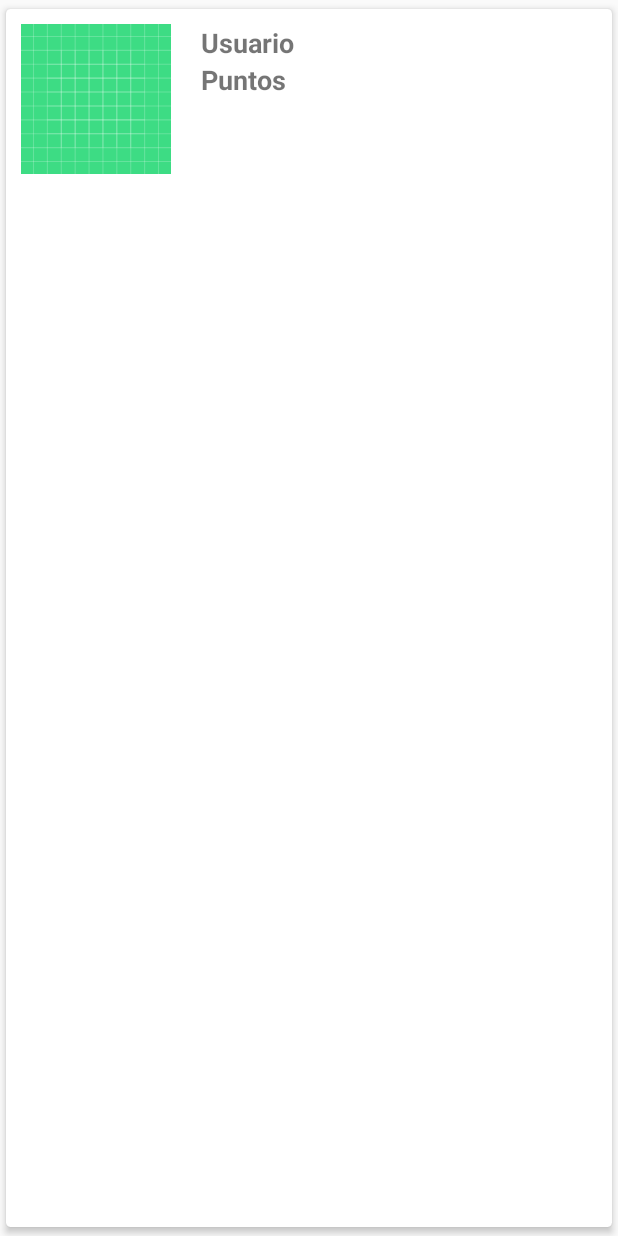
After one commit to vcarlos97/PruebaA, an Android app: the layout lista_estadisticas.xml on its own in the app's theme, with its tools: preview values and no code run, on a phone screen of 412 x 824 dp. The commit adds this screen. Run offline under Robolectric (Android 15) with nearby library versions, the light colour scheme and no system bars.

Commit message:
Estadisticas Funcionando

```diff
--- a/app/build.gradle
+++ b/app/build.gradle
@@ -40,5 +40,6 @@ dependencies {
     implementation 'com.squareup.okhttp3:logging-interceptor:4.7.1'
     implementation "com.android.support:recyclerview-v7:29.0.0"
     implementation 'com.google.android.material:material:1.0.0'
+    implementation 'com.squareup.picasso:picasso:2.71828'
 
 }
--- a/app/src/main/java/edu/upc/login/API.java
+++ b/app/src/main/java/edu/upc/login/API.java
@@ -24,7 +24,7 @@ public interface API {
     Call<Void> deleteTrack (@Path("id") String id);
 */
 @GET("game/ranking")
-Call <RankingRespuesta> getRanking();
+Call <List<Ranking>> getRanking();
 
 @POST("auth/login")
     Call<LoginCredentials> login(@Body LoginCredentials loginCredentials);
--- a/app/src/main/java/edu/upc/login/Adaptadores/AdapterItem.java
+++ b/app/src/main/java/edu/upc/login/Adaptadores/AdapterItem.java
@@ -18,6 +18,7 @@ public class AdapterItem extends RecyclerView.Adapter<AdapterItem.ViewHolder> im
 
     LayoutInflater inflater;
     ArrayList<Item> model;
+
 
     //listener
     private View.OnClickListener listener;
--- a/app/src/main/java/edu/upc/login/Fragments/MainFragment.java
+++ b/app/src/main/java/edu/upc/login/Fragments/FragmentHome.java
@@ -11,7 +11,7 @@ import androidx.fragment.app.Fragment;
 
 import edu.upc.login.R;
 
-public class MainFragment extends Fragment {
+public class FragmentHome extends Fragment {
     @Nullable
     @Override
     public View onCreateView(@NonNull LayoutInflater inflater, @Nullable ViewGroup container, @Nullable Bundle savedInstanceState) {
--- a/app/src/main/java/edu/upc/login/Fragments/DetalleItemFragment.java
+++ b/app/src/main/java/edu/upc/login/Fragments/FragmentItemDetalle.java
@@ -16,7 +16,7 @@ import edu.upc.login.R;
 
 
 
-public class DetalleItemFragment extends Fragment {
+public class FragmentItemDetalle extends Fragment {
     TextView nombreDetalle;
     ImageView imagenDetalle;
     @Nullable
--- /dev/null
+++ b/app/src/main/res/layout/lista_estadisticas.xml
@@ -0,0 +1,56 @@
+<?xml version="1.0" encoding="utf-8"?>
+<androidx.cardview.widget.CardView
+    xmlns:android="http://schemas.android.com/apk/res/android"
+    xmlns:app="http://schemas.android.com/apk/res-auto"
+    android:layout_width="match_parent"
+    android:layout_height="match_parent"
+    android:orientation="vertical"
+    app:cardCornerRadius="3dp"
+    app:cardElevation="3dp"
+    app:cardUseCompatPadding="true"
+    >
+    <RelativeLayout
+        android:layout_width="match_parent"
+        android:layout_height="wrap_content"
+        android:padding="10dp">
+
+        <ImageView
+            android:id="@+id/imagenEstadistica"
+            android:layout_width="100dp"
+            android:src="@drawable/ic_launcher_background"
+            android:layout_height="100dp">
+        </ImageView>
+        <TextView
+            android:id="@+id/nombreUsuario"
+            android:layout_width="wrap_content"
+            android:layout_height="wrap_content"
+            android:text="Usuario"
+            android:textSize="18dp"
+            android:textStyle="bold"
+            android:layout_toRightOf="@id/imagenEstadistica"
+            android:layout_toEndOf="@id/imagenEstadistica"
+            android:layout_marginLeft="20dp"
+            android:layout_marginStart="20dp">
+
+        </TextView>
+        <TextView
+            android:id="@+id/puntosUsuario"
+            android:layout_width="wrap_content"
+            android:layout_height="wrap_content"
+            android:text="Puntos"
+            android:textSize="18dp"
+            android:textStyle="bold"
+            android:layout_toRightOf="@id/imagenEstadistica"
+            android:layout_below="@id/nombreUsuario"
+            android:layout_toEndOf="@id/imagenEstadistica"
+
+            android:layout_marginLeft="20dp"
+            android:layout_marginStart="20dp">
+
+        </TextView>
+
+
+
+
+    </RelativeLayout>
+</androidx.cardview.widget.CardView>
--- a/app/src/main/res/values/colors.xml
+++ b/app/src/main/res/values/colors.xml
@@ -4,4 +4,5 @@
     <color name="colorPrimaryDark">#3700B3</color>
     <color name="colorAccent">#03DAC5</color>
     <color name="colorWhite">#FFFFFF</color>
+    <color name="colorRanking">#66BB6A</color>
 </resources>
```
Also changed, not shown: app/src/main/java/edu/upc/login/Adaptadores/AdapterRanking.java (+27 -8 lines), app/src/main/java/edu/upc/login/Fragments/FragmentEstadisticas.java (+38 -28 lines), app/src/main/java/edu/upc/login/HomeActivity.java (+8 -8 lines), app/src/main/java/edu/upc/login/RankingRespuesta.java (deleted, +0 -18 lines), app/src/main/res/layout/estadisticas_fragment.xml (+9 -14 lines), app/src/main/res/layout/ranking_item.xml (+6 -4 lines), app/src/main/res/drawable-v24/cinco.jpg (added), app/src/main/res/drawable-v24/cuatro.jpg (added), app/src/main/res/drawable-v24/dos.jpg (added), app/src/main/res/drawable-v24/tres.jpg (added), app/src/main/res/drawable-v24/uno.jpg (added).
